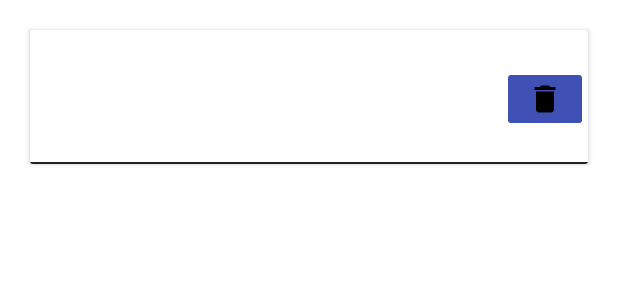
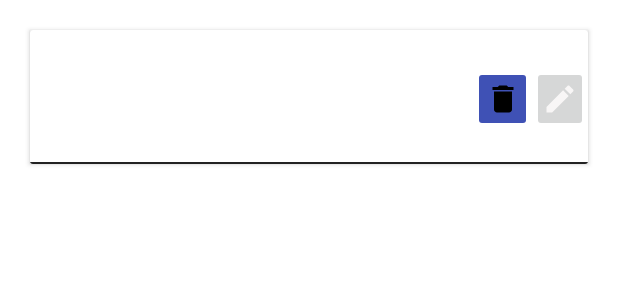
Before and after one commit to JesusPandura/SmartBuy, an Android app: the layout view_product_single.xml on its own in the app's theme, with its tools: preview values and no code run, on a phone screen of 412 x 824 dp. Shown: the top 300 px of the screen. Run offline under Robolectric (Android 15) with nearby library versions, the phone set to English and light mode, and no system bars.

Commit message:
cuarto commit

```diff
--- a/app/src/main/res/layout/view_product_single.xml
+++ b/app/src/main/res/layout/view_product_single.xml
@@ -41,19 +41,26 @@
 
             <TextView
                 android:id="@+id/fechacp"
-                android:layout_width="93dp"
+                android:layout_width="74dp"
                 android:layout_height="wrap_content"
                 android:textSize="17sp" />
 
             <ImageButton
                 android:id="@+id/btn_eliminarp"
-                android:layout_width="0dp"
+                android:layout_width="26dp"
                 android:layout_height="wrap_content"
                 android:layout_weight="1"
                 android:backgroundTint="#3F51B5"
                 android:contentDescription="@string/enter_how_much_cookies_you_want"
                 app:srcCompat="@drawable/ic__delete"
                 tools:ignore="SmallSp,TouchTargetSizeCheck" />
+
+            <ImageButton
+                android:id="@+id/btn_modificard"
+                android:layout_width="24dp"
+                android:layout_height="match_parent"
+                android:layout_weight="1"
+                app:srcCompat="@drawable/ic_baseline_edit_24" />
 
         </LinearLayout>
 
```
Also changed, not shown: app/src/main/java/com/example/smartbuy/AgregarP.java (+72 -0 lines), app/src/main/java/com/example/smartbuy/adapter/productoadpater.java (+14 -1 lines).
